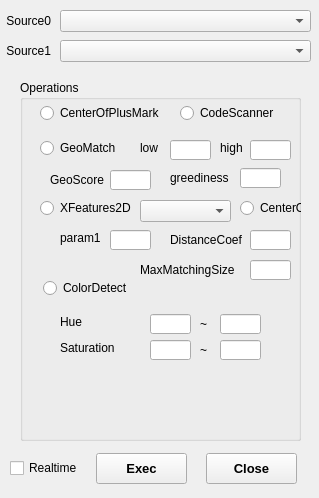
JonglockYoon/QT-qroilib, file qroisimulator/app/dialogapplication.ui: the form before one commit.
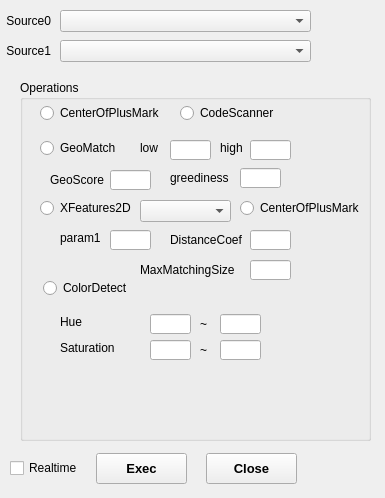
The form after the commit.

What changed in the file:
```diff
--- a/qroisimulator/app/dialogapplication.ui
+++ b/qroisimulator/app/dialogapplication.ui
@@ -6,7 +6,7 @@
    <rect>
     <x>0</x>
     <y>0</y>
-    <width>319</width>
+    <width>385</width>
     <height>498</height>
    </rect>
   </property>
@@ -105,7 +105,7 @@
     <rect>
      <x>20</x>
      <y>80</y>
-     <width>281</width>
+     <width>351</width>
      <height>361</height>
     </rect>
    </property>
```
